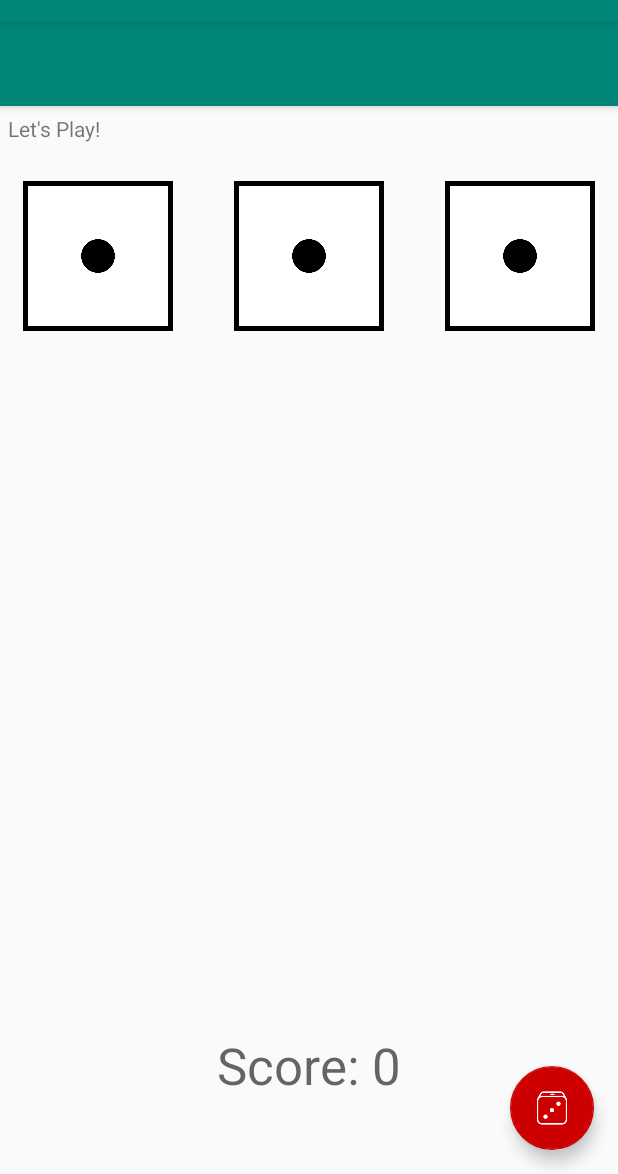
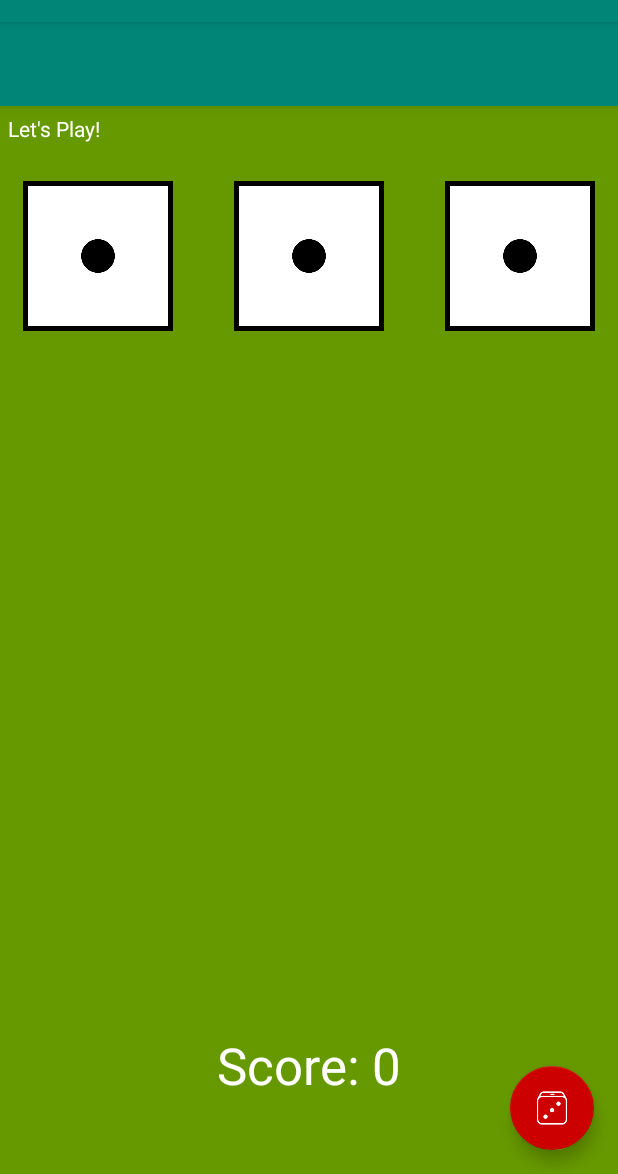
Before and after one commit to matt-chaney/DiceOut, an Android app: the MainActivity screen opened directly, with no data from a screen before it, on a phone screen of 412 x 824 dp, the part 62-1236 px from its top. Run offline under Robolectric (Android 15) with nearby library versions, the phone set to English and light mode, and no system bars; 1 statement that could not run was skipped.

Commit message:
4.14 - Changed background colors

```diff
--- a/app/src/main/res/layout/content_main.xml
+++ b/app/src/main/res/layout/content_main.xml
@@ -4,6 +4,7 @@
     xmlns:tools="http://schemas.android.com/tools"
     android:layout_width="match_parent"
     android:layout_height="match_parent"
+    android:background="@android:color/holo_green_dark"
     app:layout_behavior="@string/appbar_scrolling_view_behavior"
     tools:context=".MainActivity"
     tools:showIn="@layout/activity_main">
@@ -14,39 +15,37 @@
         android:layout_height="wrap_content"
         android:layout_marginLeft="5dp"
         android:layout_marginTop="5dp"
-        android:text="Let's Play!" />
+        android:text="Let's Play!"
+        android:textColor="@android:color/white" />
 
     <ImageView
+        android:id="@+id/die1Image"
         android:layout_width="100dp"
         android:layout_height="100dp"
-        android:id="@+id/die1Image"
         android:layout_below="@id/rollResult"
+        android:layout_alignParentLeft="true"
+        android:layout_marginLeft="15dp"
         android:layout_marginTop="25dp"
-        android:layout_marginLeft="15dp"
-        android:layout_alignParentLeft="true"
-        android:src="@drawable/die_1"
-        />
+        android:src="@drawable/die_1" />
 
     <ImageView
+        android:id="@+id/die2Image"
         android:layout_width="100dp"
         android:layout_height="100dp"
-        android:id="@+id/die2Image"
         android:layout_below="@id/rollResult"
+        android:layout_centerHorizontal="true"
         android:layout_marginTop="25dp"
-        android:layout_centerHorizontal="true"
-        android:src="@drawable/die_1"
-        />
+        android:src="@drawable/die_1" />
 
     <ImageView
+        android:id="@+id/die3Image"
         android:layout_width="100dp"
         android:layout_height="100dp"
-        android:id="@+id/die3Image"
         android:layout_below="@id/rollResult"
+        android:layout_alignParentRight="true"
         android:layout_marginTop="25dp"
         android:layout_marginRight="15dp"
-        android:layout_alignParentRight="true"
-        android:src="@drawable/die_1"
-        />
+        android:src="@drawable/die_1" />
 
     <TextView
         android:id="@+id/scoreText"
@@ -58,6 +57,7 @@
         android:layout_marginBottom="50dp"
         android:text="Score: 0"
 
-        android:textAppearance="@style/TextAppearance.AppCompat.Display1" />
+        android:textAppearance="@style/TextAppearance.AppCompat.Display1"
+        android:textColor="@android:color/background_light" />
 
 </RelativeLayout>
```
